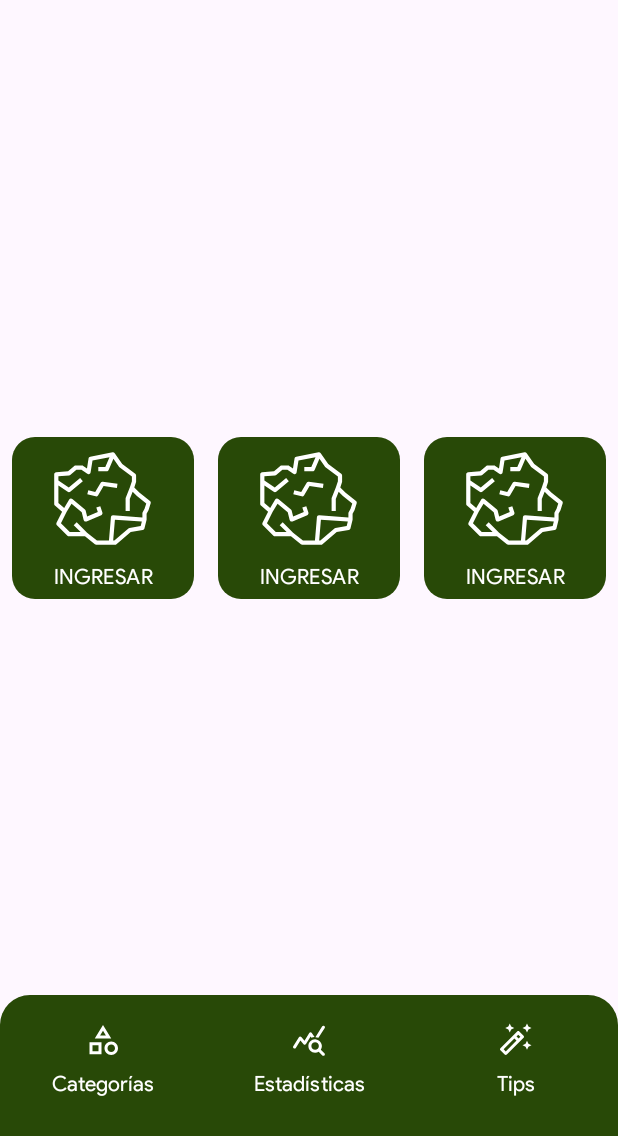
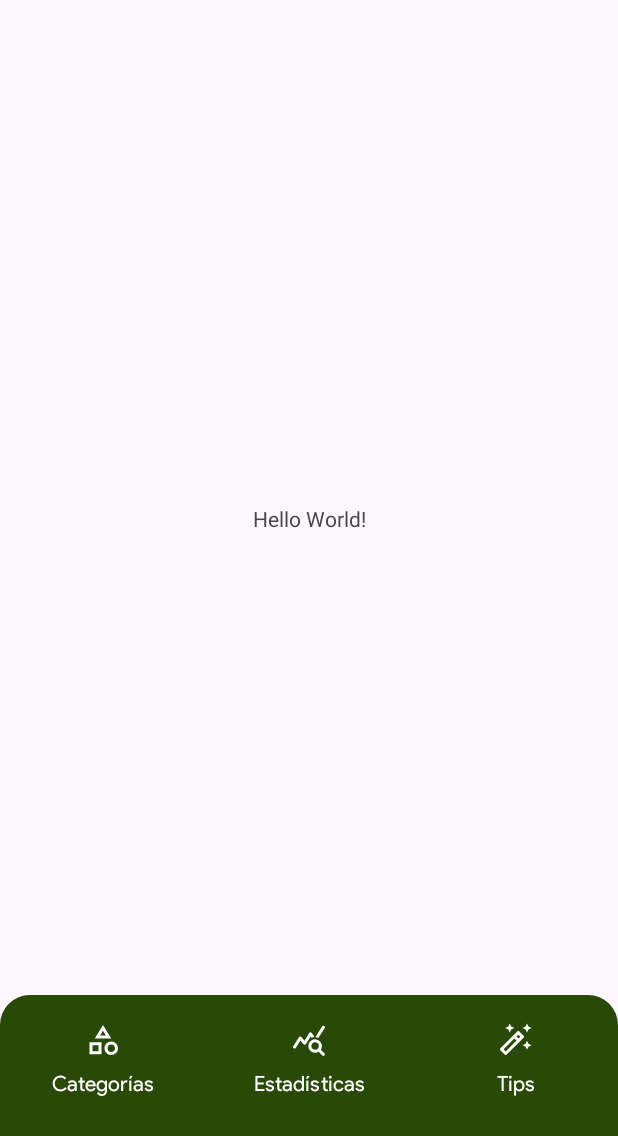
Before and after one commit to AndresFDev/EcoRecicla, an Android app: the screen it shows after launch (MainActivity), on a phone screen of 412 x 824 dp, the part 100-1236 px from its top. Run offline under Robolectric (Android 15) with nearby library versions, the light colour scheme and no system bars.

Commit message:
Second Commit

```diff
--- a/app/src/main/res/layout/activity_main.xml
+++ b/app/src/main/res/layout/activity_main.xml
@@ -21,45 +21,6 @@
         app:layout_constraintStart_toStartOf="parent"
         app:layout_constraintTop_toTopOf="parent" />
 
-    <GridLayout
-        android:layout_width="match_parent"
-        android:layout_height="wrap_content"
-        android:columnCount="3"
-        android:rowCount="3"
-        app:layout_constraintBottom_toBottomOf="parent"
-        app:layout_constraintEnd_toEndOf="parent"
-        app:layout_constraintStart_toStartOf="parent"
-        app:layout_constraintTop_toTopOf="parent">
-
-        <com.google.android.material.button.MaterialButton
-            style="@style/ButtonCategoriesStyle"
-            android:layout_width="wrap_content"
-            android:layout_height="wrap_content"
-            android:layout_row="0"
-            android:layout_column="0"
-            android:text="Ingresar"
-            app:icon="@drawable/ic_paper"/>
-
-        <com.google.android.material.button.MaterialButton
-            style="@style/ButtonCategoriesStyle"
-            android:layout_width="wrap_content"
-            android:layout_height="wrap_content"
-            android:layout_row="0"
-            android:layout_column="1"
-            android:text="Ingresar"
-            app:icon="@drawable/ic_paper"/>
-
-        <com.google.android.material.button.MaterialButton
-            style="@style/ButtonCategoriesStyle"
-            android:layout_width="wrap_content"
-            android:layout_height="wrap_content"
-            android:layout_row="0"
-            android:layout_column="2"
-            android:text="Ingresar"
-            app:icon="@drawable/ic_paper" />
-
-    </GridLayout>
-
     <include
         layout="@layout/nav_menu"
         android:layout_width="match_parent"
```
